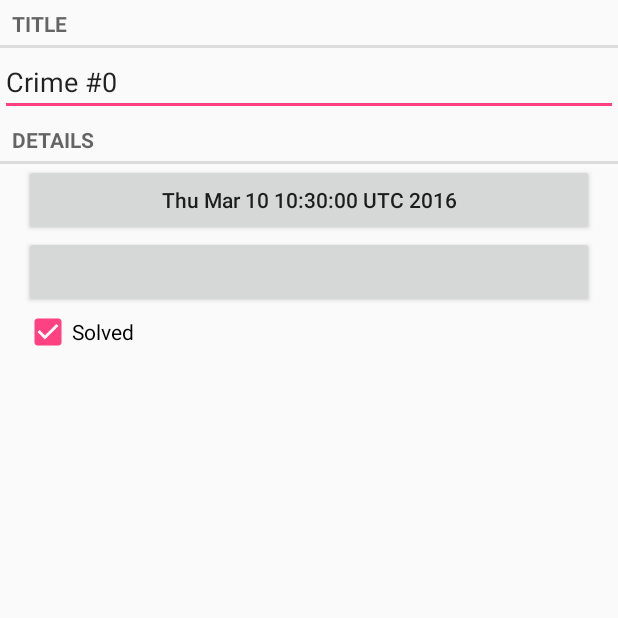
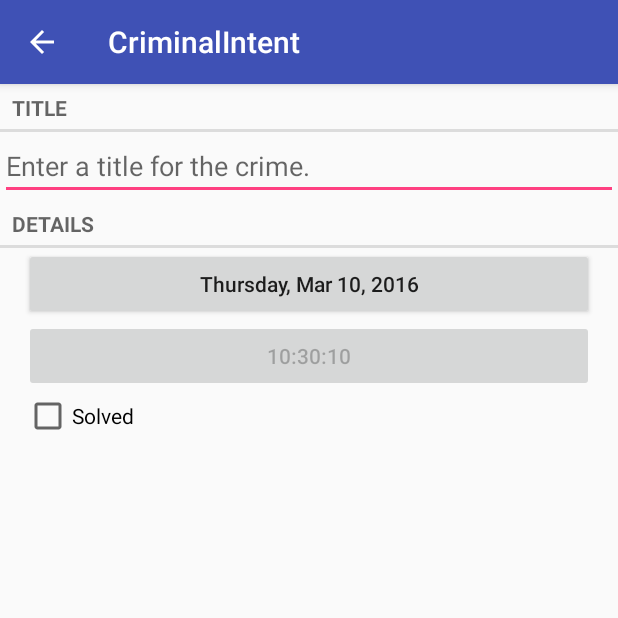
Before and after one commit to speccaN/CriminalIntent, an Android app: the CrimeFragment screen opened directly, with no data from a screen before it, on a phone screen of 412 x 824 dp, the top half of it. Run offline under Robolectric (Android 15) with nearby library versions, the phone set to English and light mode, and no system bars.

Commit message:
Chapter 13 Complete

```diff
--- a/app/src/main/AndroidManifest.xml
+++ b/app/src/main/AndroidManifest.xml
@@ -15,7 +15,8 @@
             </intent-filter>
         </activity>
         <activity android:name=".CrimePagerActivity"
-            android:label="@string/app_name">
+            android:label="@string/app_name"
+            android:parentActivityName=".CrimeListActivity">
         </activity>
     </application>
 
--- a/app/src/main/java/com/bignerdranch/android/criminalintent/Crime.java
+++ b/app/src/main/java/com/bignerdranch/android/criminalintent/Crime.java
@@ -1,5 +1,6 @@
 package com.bignerdranch.android.criminalintent;
 
+import java.sql.Time;
 import java.util.Date;
 import java.util.UUID;
 
@@ -17,7 +18,7 @@ public class Crime {
 
     }
 
-    public UUID getID() {
+    public UUID getId() {
         return mID;
     }
 
--- a/app/src/main/java/com/bignerdranch/android/criminalintent/CrimeFragment.java
+++ b/app/src/main/java/com/bignerdranch/android/criminalintent/CrimeFragment.java
@@ -23,14 +23,18 @@ public class CrimeFragment extends Fragment {
 
     private static final String ARG_CRIME_ID = "crime_id";
     private static final String DIALOG_DATE = "dialogDate";
+    private static final String DIALOG_TIME = "dialogTime";
 
     private static final int REQUEST_DATE = 0;
+    private static final int REQUEST_TIME = 0;
 
     SimpleDateFormat mDateFormat = new SimpleDateFormat("EEEE, MMM dd, yyyy");
+    SimpleDateFormat mTimeFormat = new SimpleDateFormat("kk:mm:ss");
 
     private Crime mCrime;
     private EditText mTitleField;
     private Button mDateButton;
+    private Button mTimeButton;
     private CheckBox mSolvedCheckBox;
 
     public static CrimeFragment newInstance(UUID crimeId) {
@@ -86,6 +90,21 @@ public class CrimeFragment extends Fragment {
                 }
         });
 
+        mTimeButton = (Button)v.findViewById(R.id.crime_time);
+        mTimeButton.setText(mTimeFormat.format(mCrime.getDate()));
+        mTimeButton.setEnabled(false);
+        //Code for time button commented out. Commenting code out is bad, but this is just temporary
+/*        .setOnClickListener(new View.OnClickListener() {
+            @Override
+            public void onClick(View v) {
+                FragmentManager manager = getFragmentManager();
+                TimePickerFragment dialog = TimePickerFragment
+                        .newInstance(mCrime.getDate());
+                dialog.setTargetFragment(CrimeFragment.this, REQUEST_TIME);
+                dialog.show(manager, DIALOG_TIME);
+            }
+        });*/
+
         mSolvedCheckBox = (CheckBox)v.findViewById(R.id.crime_solved);
         mSolvedCheckBox.setChecked(mCrime.isSolved());
         mSolvedCheckBox.setOnCheckedChangeListener(new CompoundButton.OnCheckedChangeListener() {
@@ -110,6 +129,6 @@ public class CrimeFragment extends Fragment {
     }
 
     private void updateDate() {
-        mDateButton.setText(mCrime.getDate().toString());
+        mDateButton.setText(mDateFormat.format(mCrime.getDate()));
     }
 }
--- a/app/src/main/java/com/bignerdranch/android/criminalintent/CrimePagerActivity.java
+++ b/app/src/main/java/com/bignerdranch/android/criminalintent/CrimePagerActivity.java
@@ -4,15 +4,15 @@ import android.content.Context;
 import android.content.Intent;
 import android.os.Bundle;
 import android.support.v4.app.Fragment;
-import android.support.v4.app.FragmentActivity;
 import android.support.v4.app.FragmentManager;
 import android.support.v4.app.FragmentStatePagerAdapter;
 import android.support.v4.view.ViewPager;
+import android.support.v7.app.AppCompatActivity;
 
 import java.util.List;
 import java.util.UUID;
 
-public class CrimePagerActivity extends FragmentActivity {
+public class CrimePagerActivity extends AppCompatActivity {
 
     private static final String EXTRA_CRIME_ID =
             "com.bignerdranch.android.criminalintent.crime_id";
@@ -43,7 +43,7 @@ public class CrimePagerActivity extends FragmentActivity {
             @Override
             public Fragment getItem(int position) {
                 Crime crime = mCrimes.get(position);
-                return CrimeFragment.newInstance(crime.getID());
+                return CrimeFragment.newInstance(crime.getId());
             }
 
             @Override
@@ -53,7 +53,7 @@ public class CrimePagerActivity extends FragmentActivity {
         });
 
         for (int i = 0; i < mCrimes.size(); i++) {
-            if (mCrimes.get(i).getID().equals(crimeId)) {
+            if (mCrimes.get(i).getId().equals(crimeId)) {
                 mViewPager.setCurrentItem(i);
                 break;
             }
--- a/app/src/main/java/com/bignerdranch/android/criminalintent/SingleFragmentActivity.java
+++ b/app/src/main/java/com/bignerdranch/android/criminalintent/SingleFragmentActivity.java
@@ -4,8 +4,9 @@ import android.os.Bundle;
 import android.support.v4.app.Fragment;
 import android.support.v4.app.FragmentActivity;
 import android.support.v4.app.FragmentManager;
+import android.support.v7.app.AppCompatActivity;
 
-public abstract class SingleFragmentActivity extends FragmentActivity {
+public abstract class SingleFragmentActivity extends AppCompatActivity {
 
     protected abstract Fragment createFragment();
 
--- a/app/src/main/res/values/strings.xml
+++ b/app/src/main/res/values/strings.xml
@@ -5,4 +5,9 @@
     <string name="crime_solved_label">Solved</string>
     <string name="crime_title_label">Title</string>
     <string name="date_picker_title">Date of Crime</string>
+    <string name="new_crime">New Crime</string>
+    <string name="show_subtitle">Show Subtitle</string>
+    <string name="hide_subtitle">Hide Subtitle</string>
+    <string name="subtitle_format">%1$s crimes</string>
+    <string name="time_picker_title">Time of Crime</string>
 </resources>
```
Also changed, not shown: app/src/main/java/com/bignerdranch/android/criminalintent/CrimeLab.java (+5 -7 lines), app/src/main/java/com/bignerdranch/android/criminalintent/CrimeListFragment.java (+69 -1 lines), app/src/main/java/com/bignerdranch/android/criminalintent/TimePickerFragment.java (+33 -1 lines), app/src/main/res/layout/dialog_time.xml (+4 -3 lines), app/src/main/res/menu/fragment_crime_list.xml (added, +14 -0 lines), app/src/main/res/drawable-hdpi/ic_menu_add.png (added), app/src/main/res/drawable-mdpi/ic_menu_add.png (added), app/src/main/res/drawable-xhdpi/ic_menu_add.png (added), app/src/main/res/drawable-xxhdpi/ic_menu_add.png (added).
